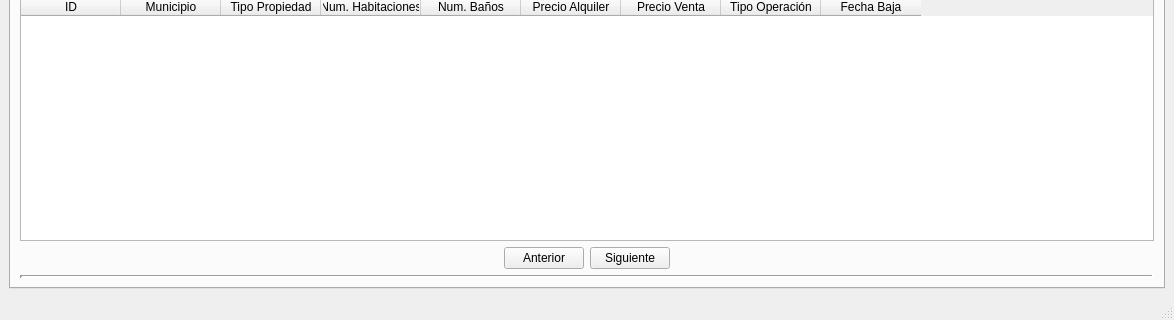
Old version of the form templates/venPrincipal.ui in the repository BuaTeijeiro/ProyectoDI; both pictures show x 0 to 1174 and y 449 to 769 of the 1174 by 769 pixel window.
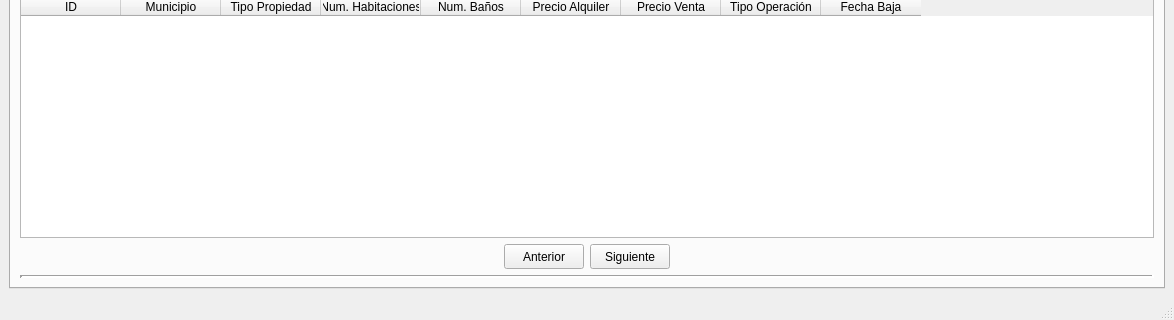
New version of the form. The open tabs and pages were chosen to show the change. Icons and pictures are not drawn.

```diff
--- a/templates/venPrincipal.ui
+++ b/templates/venPrincipal.ui
@@ -2913,6 +2913,18 @@
            <layout class="QHBoxLayout" name="horizontalLayout_35">
             <item>
              <widget class="QPushButton" name="btnAnteriorprop">
+              <property name="minimumSize">
+               <size>
+                <width>80</width>
+                <height>25</height>
+               </size>
+              </property>
+              <property name="maximumSize">
+               <size>
+                <width>80</width>
+                <height>25</height>
+               </size>
+              </property>
               <property name="text">
                <string>Anterior</string>
               </property>
@@ -2920,6 +2932,18 @@
             </item>
             <item>
              <widget class="QPushButton" name="btnSiguienteprop">
+              <property name="minimumSize">
+               <size>
+                <width>80</width>
+                <height>25</height>
+               </size>
+              </property>
+              <property name="maximumSize">
+               <size>
+                <width>80</width>
+                <height>25</height>
+               </size>
+              </property>
               <property name="text">
                <string>Siguiente</string>
               </property>
```
Left out of the diff: 2 changed lines with no effect on the pictures.
